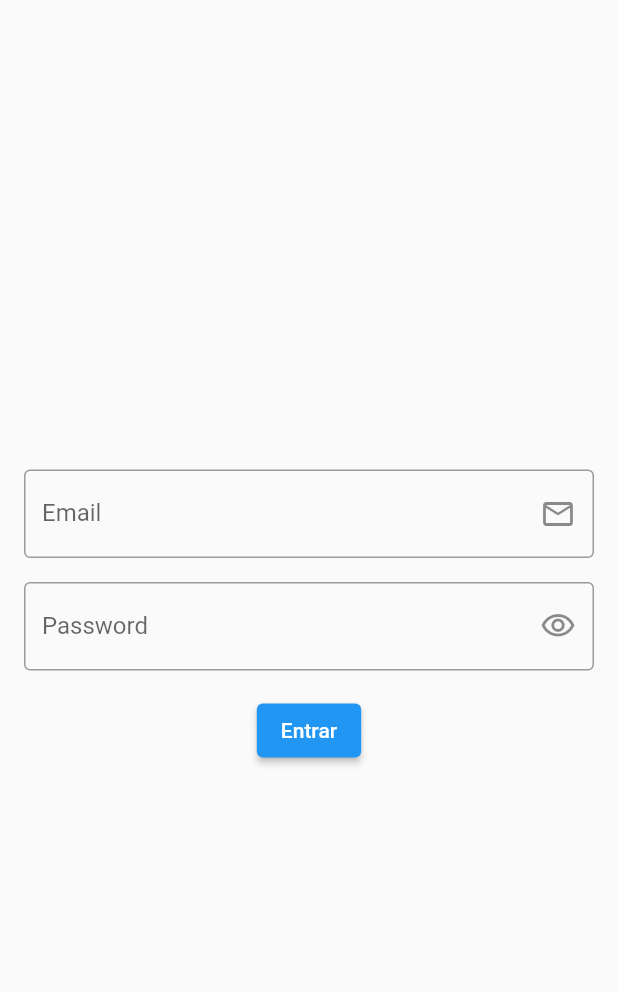
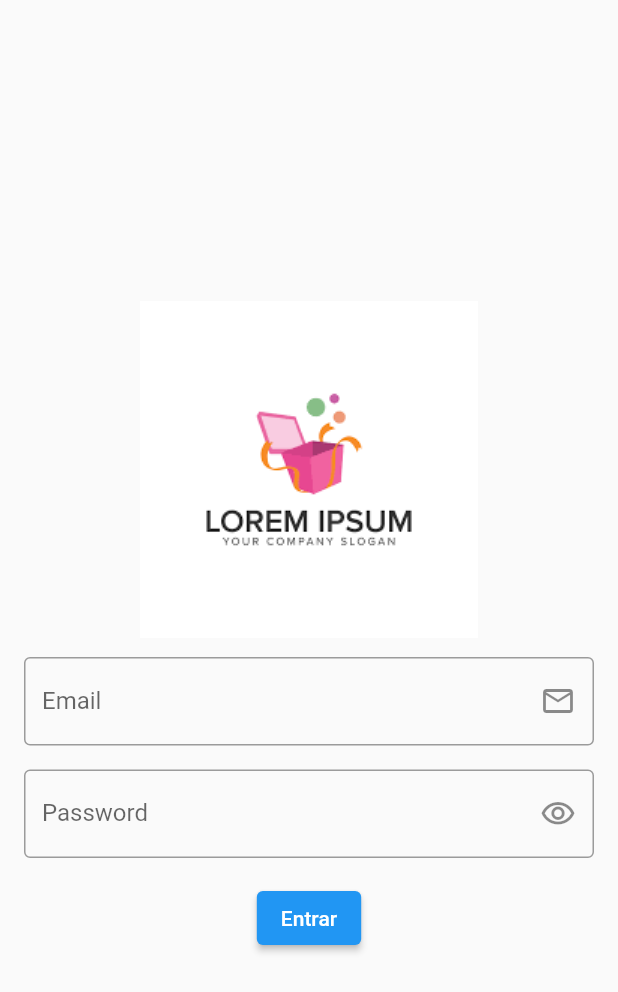
Before and after one commit to tamirfaria/flutterando, a Flutter app: the screen it shows after launch, on a phone screen of 412 x 824 dp. Shown: the top 992 px of the screen. Run offline on Flutter 3.47's test engine with Material 2 defaults, Android fonts, the phone set to English and light mode, and no system bars.

Commit message:
Trabalhando com Image.asset

```diff
--- a/lib/pages/login/login_page.dart
+++ b/lib/pages/login/login_page.dart
@@ -25,6 +25,11 @@ class _LoginPageState extends State<LoginPage> {
             child: Column(
               mainAxisAlignment: MainAxisAlignment.center,
               children: [
+                SizedBox(
+                  height: 250,
+                  width: 250,
+                  child: Image.asset('assets/images/logo.png'),
+                ),
                 CustomTextFieldEmail(controller: controller),
                 const SizedBox(height: 16.0),
                 CustomTextFieldPassword(controller: controller),
--- a/pubspec.yaml
+++ b/pubspec.yaml
@@ -21,3 +21,5 @@ dev_dependencies:
 
 flutter:
   uses-material-design: true
+  assets:
+    - assets/images/logo.png
```
Also changed, not shown: assets/images/logo.png (added).
